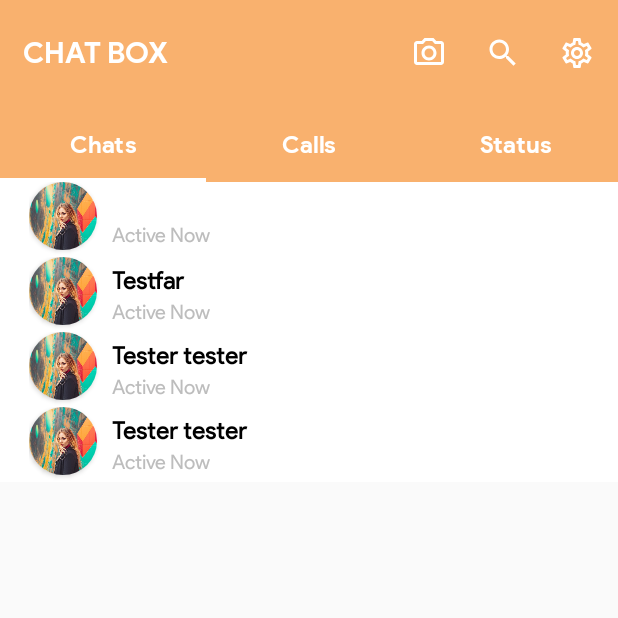
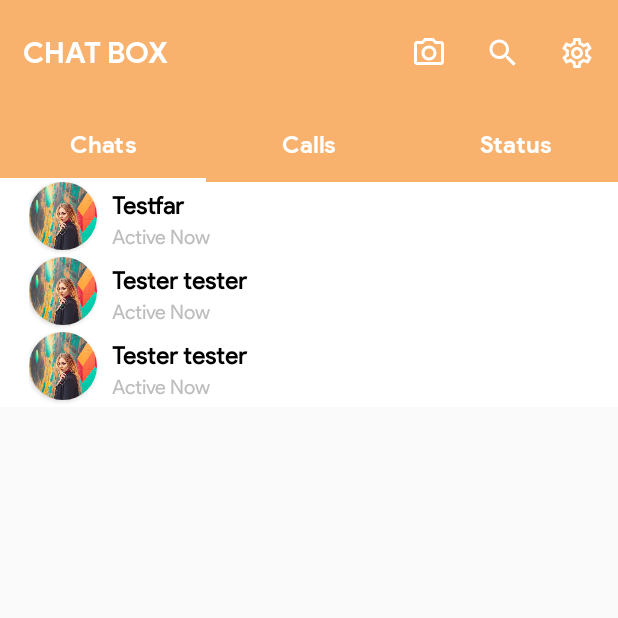
Before and after one commit to Afshal-Hassan/Chat-App-Android, an Android app: the screen it shows after launch (Dashboard), on a phone screen of 412 x 824 dp, the top half of it. Run offline under Robolectric (Android 15) with nearby library versions, the phone set to English and light mode, and no system bars; our stand-ins replace data binding; libraries missing offline, so code that uses them is left out: com.blogspot.atifsoftwares; 1 statement that could not run was skipped.

```diff
--- a/app/src/main/java/com/example/chatapp/Dashboard.kt
+++ b/app/src/main/java/com/example/chatapp/Dashboard.kt
@@ -31,7 +31,7 @@ class Dashboard : AppCompatActivity() {
             // The observer will receive the list of UserData when it changes
             userList?.let {
                 // Assuming `User.newInstance` creates a new User fragment instance
-                supportFragmentManager.beginTransaction().apply {
+                val fragmentTransaction = supportFragmentManager.beginTransaction()
                     val fragmentList = mutableListOf<User>()
 
                     // Iterate through the userList and create a User fragment for each user
@@ -42,11 +42,11 @@ class Dashboard : AppCompatActivity() {
 
                     // Add all the User fragments to the container
                     for (i in fragmentList.indices) {
-                        add(R.id.user, fragmentList[i])
+                        fragmentTransaction.add(R.id.userList,fragmentList[i])
                     }
 
-                    commit()
-                }
+                    fragmentTransaction.commit()
+
             }
         }
 
--- a/app/src/main/java/com/example/chatapp/fragments/User.kt
+++ b/app/src/main/java/com/example/chatapp/fragments/User.kt
@@ -5,8 +5,11 @@ import androidx.fragment.app.Fragment
 import android.view.LayoutInflater
 import android.view.View
 import android.view.ViewGroup
- import androidx.fragment.app.activityViewModels
- import com.example.chatapp.databinding.FragmentUserBinding
+import androidx.activity.viewModels
+import androidx.fragment.app.activityViewModels
+import androidx.lifecycle.ViewModelProvider
+import com.example.chatapp.R
+import com.example.chatapp.databinding.FragmentUserBinding
 import com.example.chatapp.factory.UserViewModelFactory
 import com.example.chatapp.repos.UserRepo
 import com.example.chatapp.viewmodels.UserViewModel
@@ -18,12 +21,12 @@ class User : Fragment() {
 
 
     companion object {
-        private const val ARG_NAME = "arg_name"
+        private const val NAME = "arg_name"
 
         fun newInstance(name: String): User {
             val fragment = User()
             val args = Bundle()
-            args.putString(ARG_NAME, name)
+            args.putString(NAME, name)
             fragment.arguments = args
             return fragment
         }
@@ -33,7 +36,7 @@ class User : Fragment() {
     override fun onCreateView(
         inflater: LayoutInflater, container: ViewGroup?,
         savedInstanceState: Bundle?
-    ): View  {
+    ): View? {
         binding = FragmentUserBinding.inflate(inflater, container, false)
         return binding.root
     }
@@ -41,21 +44,23 @@ class User : Fragment() {
 
     override fun onViewCreated(view: View, savedInstanceState: Bundle?) {
         super.onViewCreated(view, savedInstanceState)
-        val name = arguments?.getString(ARG_NAME) ?: ""
+        val name = arguments?.getString(NAME) ?: ""
         binding.name = name
         binding.executePendingBindings()
-     }
+    }
 
 
-//    private fun prepareView(inflater: LayoutInflater, container: ViewGroup?): View {
-//        binding = FragmentUserBinding.inflate(inflater, container, false)
-//        return binding.root
-//    }
+    private fun prepareView(inflater: LayoutInflater, container: ViewGroup?): View {
+        binding = FragmentUserBinding.inflate(inflater, container, false)
+        return binding.root
+    }
 
 
-//    fun prepareUserViewModel() {
+    fun prepareUserViewModel() {
+        val userRepo: UserRepo by lazy { UserRepo() }
+        val userViewModel: UserViewModel by activityViewModels { UserViewModelFactory(userRepo) }
 //        binding.userViewModel = userViewModel
-//    }
+    }
 
 
 }
--- a/app/src/main/res/layout/activity_dashboard.xml
+++ b/app/src/main/res/layout/activity_dashboard.xml
@@ -20,18 +20,14 @@
 
 
     <LinearLayout
+        android:id="@+id/userList"
         android:layout_width="match_parent"
         android:layout_height="wrap_content"
          android:background="@color/white"
         android:orientation="vertical">
 
 
-        <fragment
-            android:id="@+id/user"
-            android:layout_width="match_parent"
-            android:layout_height="wrap_content"
-            android:name="com.example.chatapp.fragments.User"
-            tools:layout="@layout/fragment_user"/>
+
 
 
 
```
